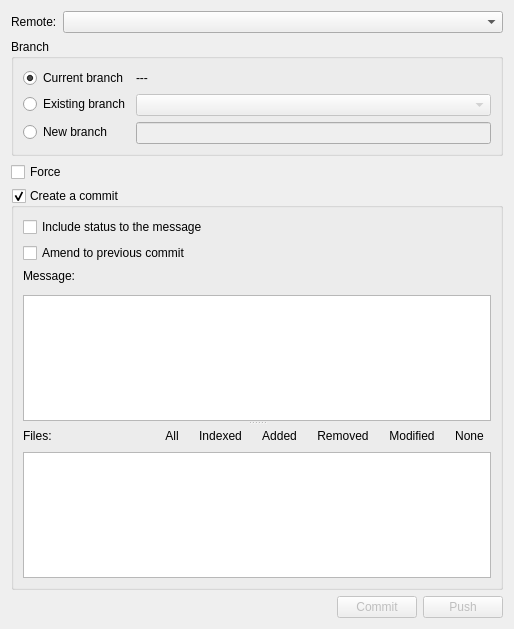
Above: src/libkommitwidgets/dialogs/commitpushdialog.ui from KDE/kommit before the change. Below: the same form after it.
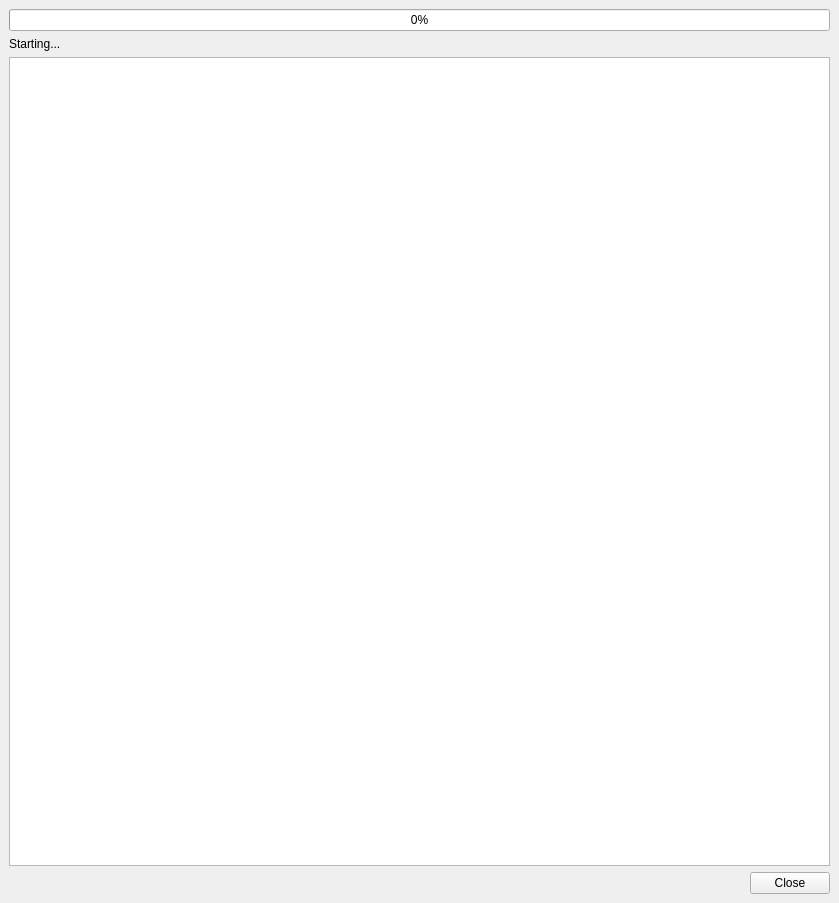
That is the form after the change. The open tabs and pages were chosen to show the change. Custom widgets are drawn as their Qt base class.

Patch:
```diff
--- a/src/libkommitwidgets/dialogs/commitpushdialog.ui
+++ b/src/libkommitwidgets/dialogs/commitpushdialog.ui
@@ -6,14 +6,33 @@
    <rect>
     <x>0</x>
     <y>0</y>
-    <width>514</width>
-    <height>629</height>
+    <width>839</width>
+    <height>903</height>
    </rect>
   </property>
   <property name="windowTitle">
    <string>Commit/Push</string>
   </property>
-  <layout class="QVBoxLayout" name="verticalLayout_4">
+  <layout class="QVBoxLayout" name="verticalLayout_6">
+   <property name="leftMargin">
+    <number>0</number>
+   </property>
+   <property name="topMargin">
+    <number>0</number>
+   </property>
+   <property name="rightMargin">
+    <number>0</number>
+   </property>
+   <property name="bottomMargin">
+    <number>0</number>
+   </property>
+   <item>
+    <widget class="QStackedWidget" name="stackedWidget">
+     <property name="currentIndex">
+      <number>0</number>
+     </property>
+     <widget class="QWidget" name="page">
+      <layout class="QVBoxLayout" name="verticalLayout_5">
    <item>
     <layout class="QFormLayout" name="formLayout_2">
      <item row="0" column="0">
@@ -301,6 +320,38 @@
       </widget>
      </item>
     </layout>
+       </item>
+      </layout>
+     </widget>
+     <widget class="QWidget" name="page_2">
+      <layout class="QVBoxLayout" name="verticalLayout_4">
+       <item>
+        <widget class="QProgressBar" name="progressBar">
+         <property name="value">
+          <number>0</number>
+         </property>
+        </widget>
+       </item>
+       <item>
+        <widget class="QLabel" name="labelStatus">
+         <property name="text">
+          <string>Starting...</string>
+         </property>
+        </widget>
+       </item>
+       <item>
+        <widget class="QTextBrowser" name="textBrowser"/>
+       </item>
+       <item>
+        <widget class="QDialogButtonBox" name="buttonBox_2">
+         <property name="standardButtons">
+          <set>QDialogButtonBox::StandardButton::Close</set>
+         </property>
+        </widget>
+       </item>
+      </layout>
+     </widget>
+    </widget>
    </item>
   </layout>
  </widget>
```
Left out of the diff: 11 changed lines with no effect on the pictures. Lines whose indentation alone changed are shown as unchanged.
